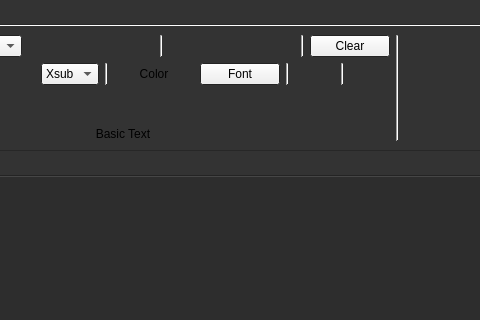
This is src/mainwindow.ui in fjpereny/TwoNote as Qt 5 draws it before an edit; both pictures show x 342 to 822 and y 0 to 320 of the 1011 by 643 pixel window. The edited form follows.
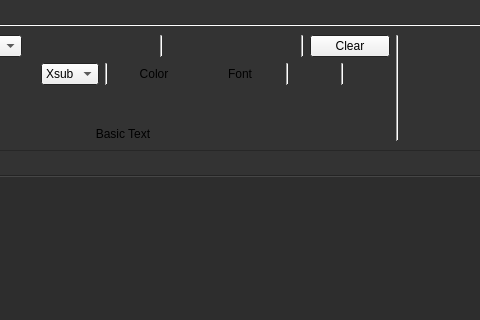
This is the edited form. Icons and pictures are not drawn. Custom widgets are drawn as their Qt base class.

Diff of the .ui file:
```diff
--- a/src/mainwindow.ui
+++ b/src/mainwindow.ui
@@ -910,6 +910,9 @@
                 <property name="text">
                  <string>Font</string>
                 </property>
+                <property name="flat">
+                 <bool>true</bool>
+                </property>
                </widget>
               </item>
               <item>
```
